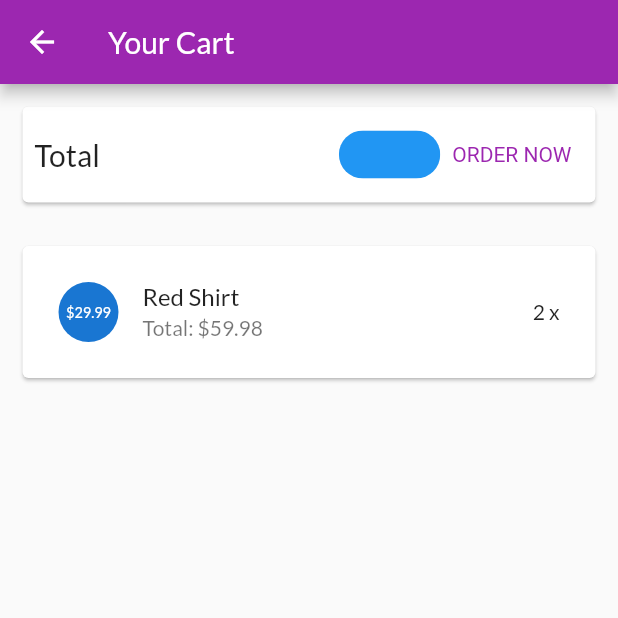
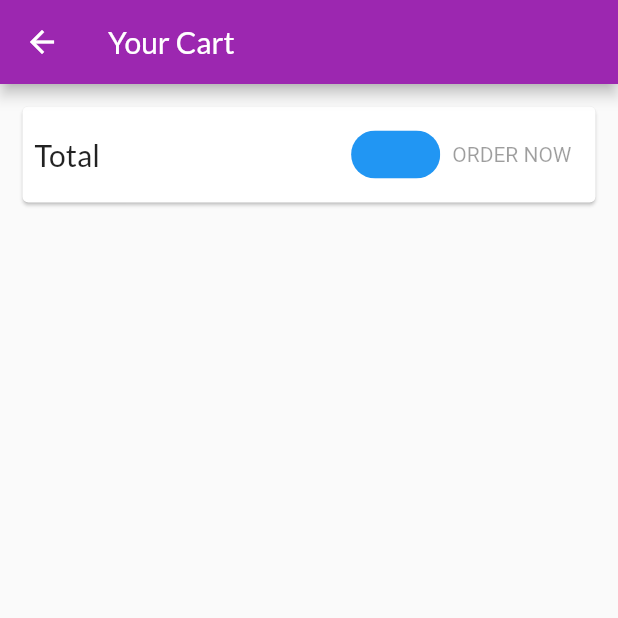
Before and after one commit to PhamThiThuyNgocB1910418/myshop, a Flutter app: the CartScreen screen opened by its route, after a tap on "ORDER NOW", on a phone screen of 412 x 824 dp, the top half of it. Run offline on Flutter 3.47's test engine with Material 2 defaults, Android fonts, the phone set to English and light mode, and no system bars; network calls fail.

Commit message:
quan ly trang thai voi provider - OrdersManager

```diff
--- a/lib/main.dart
+++ b/lib/main.dart
@@ -24,6 +24,9 @@ class MyApp extends StatelessWidget {
         ),
         ChangeNotifierProvider(
           create: (ctx) => CartManager(),
+        ),
+        ChangeNotifierProvider(
+          create: (ctx) => OrdersManager(),
         ),
       ],
       child: MaterialApp(
--- a/lib/ui/cart/cart_screen.dart
+++ b/lib/ui/cart/cart_screen.dart
@@ -1,6 +1,5 @@
-
-
 import 'package:flutter/material.dart';
+import 'package:myshop/ui/orders/order_manager.dart';
 import 'package:provider/provider.dart';
 
 import 'cart_manager.dart';
@@ -65,13 +64,20 @@ class CartScreen extends StatelessWidget {
               backgroundColor: Theme.of(context).primaryColor,
             ),
             TextButton(
-              onPressed: () {
-                print('An order has been added');
-              },
-              style: TextButton.styleFrom(
-                textStyle: TextStyle(color: Theme.of(context).primaryColor),
-              ),
-              child: const Text('ORDER NOW'),
+                onPressed: cart.totalAmount <= 0
+                    ? null
+                    : () {
+                        context.read<OrdersManager>().addOrder(
+                              cart.products,
+                              cart.totalAmount,
+                        );
+                        cart.clear();
+                      },
+                      style: TextButton.styleFrom(
+                        textStyle:
+                        TextStyle(color: Theme.of(context).primaryColor),
+                      ),
+                      child: const Text('ORDER NOW'),
             )
           ],
         ),
--- a/lib/ui/orders/order_manager.dart
+++ b/lib/ui/orders/order_manager.dart
@@ -26,4 +26,17 @@ class OrdersManager with ChangeNotifier {
   List<OrderItem> get orders {
     return [..._orders];
   }
+
+  void addOrder(List<CartItem> cartProducts, double total) async {
+    _orders.insert(
+      0,
+      OrderItem(
+        id: 'o${DateTime.now().toIso8601String()}',
+        amount: total,
+        products: cartProducts,
+        dateTime: DateTime.now(),
+      ),
+    );
+    notifyListeners();
+  }
 }
--- a/lib/ui/orders/orders_screen.dart
+++ b/lib/ui/orders/orders_screen.dart
@@ -1,4 +1,5 @@
 import 'package:flutter/material.dart';
+import 'package:provider/provider.dart';
 
 import 'order_manager.dart';
 import 'order_item_card.dart';
@@ -18,10 +19,18 @@ class OrdersScreen extends StatelessWidget {
         title: const Text('Your Orders'),
       ),
       drawer: const AppDrawer(),
-      body: ListView.builder(
-        itemCount: ordersManager.orderCount,
-        itemBuilder: (ctx, i) => OrderItemCard(ordersManager.orders[i]),
+      body: Consumer<OrdersManager>(
+        builder: (ctx, ordersManager, child) {
+          return ListView.builder(
+            itemCount: ordersManager.orderCount,
+            itemBuilder: (ctx, i) => OrderItemCard(ordersManager.orders[i]),
+          );
+        },
       ),
+      // body: ListView.builder(
+      //   itemCount: ordersManager.orderCount,
+      //   itemBuilder: (ctx, i) => OrderItemCard(ordersManager.orders[i]),
+      // ),
     );
   }
 }
--- a/lib/ui/products/products_manager.dart
+++ b/lib/ui/products/products_manager.dart
@@ -4,40 +4,40 @@ import '../../models/product.dart';
 
 class ProductsManager with ChangeNotifier {
   final List<Product> _items = [
-    // Product(
-    //   id: 'p1',
-    //   title: 'Red Shirt',
-    //   description: 'A red shirt - it is pretty red!',
-    //   price: 29.99,
-    //   imageURL:
-    //       'https://cdn.pixabay.com/photo/2016/10/02/22/17/red-t-shirt-1710578_1280.jpg',
-    //   isFavorite: true,
-    // ),
-    // Product(
-    //   id: 'p2',
-    //   title: 'Trousers',
-    //   description: 'A nice pair of trousers.',
-    //   price: 59.99,
-    //   imageURL:
-    //       'https://upload.wikimedia.org/wikipedia/commons/thumb/e/e8/Trousers%2C_dress_%28AM_1960.022-8%29.jpg/512px-Trousers%2C_dress_%28AM_1960.022-8%29.jpg',
-    // ),
-    // Product(
-    //   id: 'p3',
-    //   title: 'Yellow Scarf',
-    //   description: 'Warm and cozy - exactly what you need for the winter.',
-    //   price: 19.99,
-    //   imageURL:
-    //       'https://live.staticflickr.com/4043/4438260868_cc79b3369d_z.jpg',
-    // ),
-    // Product(
-    //   id: 'p4',
-    //   title: 'A Pan',
-    //   description: 'Prepare any meal you want.',
-    //   price: 49.99,
-    //   imageURL:
-    //       'https://upload.wikimedia.org/wikipedia/commons/thumb/1/14/Cast-Iron-Pan.jpg/1024px-Cast-Iron-Pan.jpg',
-    //   isFavorite: true,
-    // ),
+    Product(
+      id: 'p1',
+      title: 'Red Shirt',
+      description: 'A red shirt - it is pretty red!',
+      price: 29.99,
+      imageURL:
+          'https://cdn.pixabay.com/photo/2016/10/02/22/17/red-t-shirt-1710578_1280.jpg',
+      isFavorite: true,
+    ),
+    Product(
+      id: 'p2',
+      title: 'Trousers',
+      description: 'A nice pair of trousers.',
+      price: 59.99,
+      imageURL:
+          'https://upload.wikimedia.org/wikipedia/commons/thumb/e/e8/Trousers%2C_dress_%28AM_1960.022-8%29.jpg/512px-Trousers%2C_dress_%28AM_1960.022-8%29.jpg',
+    ),
+    Product(
+      id: 'p3',
+      title: 'Yellow Scarf',
+      description: 'Warm and cozy - exactly what you need for the winter.',
+      price: 19.99,
+      imageURL:
+          'https://live.staticflickr.com/4043/4438260868_cc79b3369d_z.jpg',
+    ),
+    Product(
+      id: 'p4',
+      title: 'A Pan',
+      description: 'Prepare any meal you want.',
+      price: 49.99,
+      imageURL:
+          'https://upload.wikimedia.org/wikipedia/commons/thumb/1/14/Cast-Iron-Pan.jpg/1024px-Cast-Iron-Pan.jpg',
+      isFavorite: true,
+    ),
   ];
 
   void addProduct(Product product) {
```
